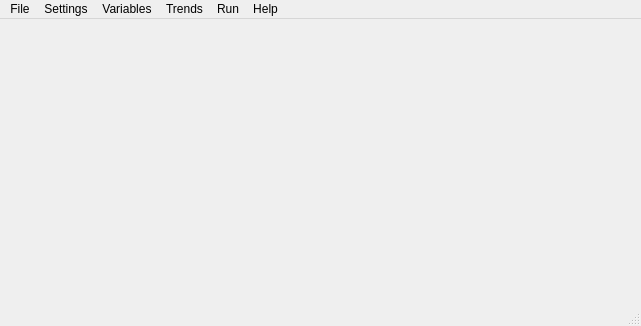
First picture: the form in ui_multi_sediment_trend_analysis_dialog_base.ui, repository epzt/msta, before the edit.
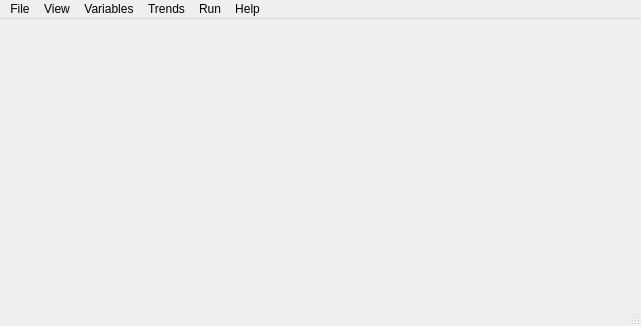
Second picture: the form after the edit.

Patch:
```diff
--- a/ui_multi_sediment_trend_analysis_dialog_base.ui
+++ b/ui_multi_sediment_trend_analysis_dialog_base.ui
@@ -84,7 +84,7 @@
    </widget>
    <widget class="QMenu" name="menuSettings">
     <property name="title">
-     <string>Settings</string>
+     <string>View</string>
     </property>
     <widget class="QMenu" name="menuView">
      <property name="title">
@@ -103,7 +103,7 @@
     </property>
     <addaction name="actionAbout"/>
    </widget>
-   <widget class="QMenu" name="menuRun">
+   <widget class="QMenu" name="computeMSTA">
     <property name="title">
      <string>Run</string>
     </property>
@@ -114,7 +114,7 @@
    <addaction name="menuSettings"/>
    <addaction name="menuVariables"/>
    <addaction name="menuTrends"/>
-   <addaction name="menuRun"/>
+   <addaction name="computeMSTA"/>
    <addaction name="menuHelp"/>
   </widget>
   <widget class="QStatusBar" name="statusbar"/>
```
Left out of the diff: 111 changed lines with no effect on the pictures.
